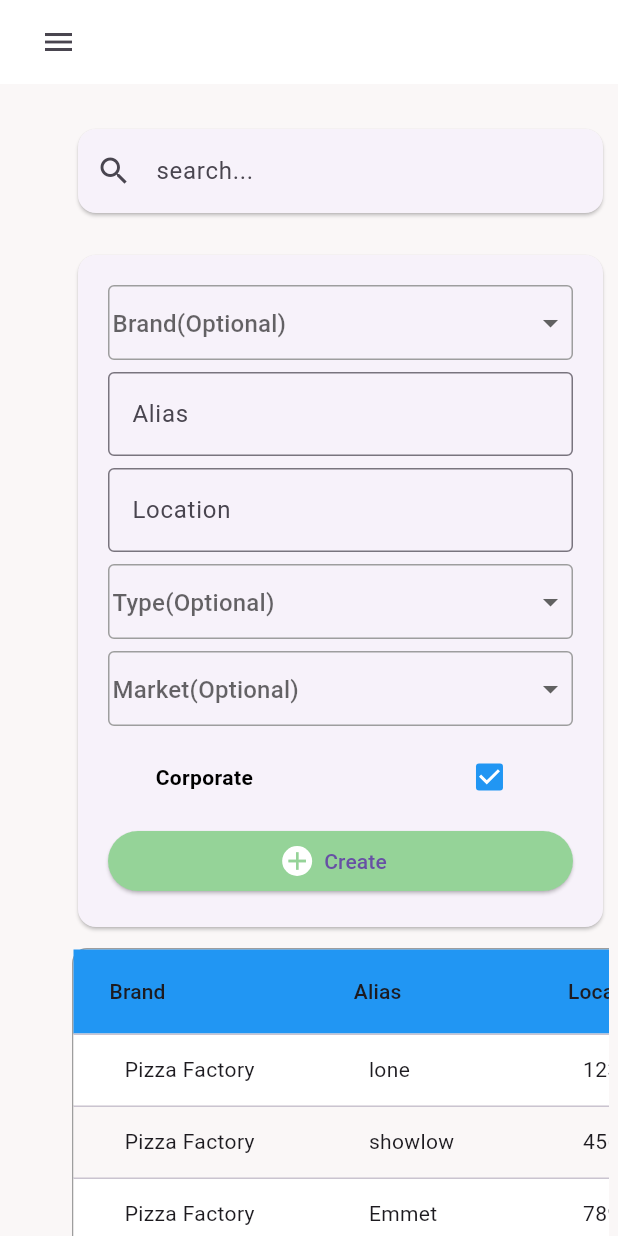
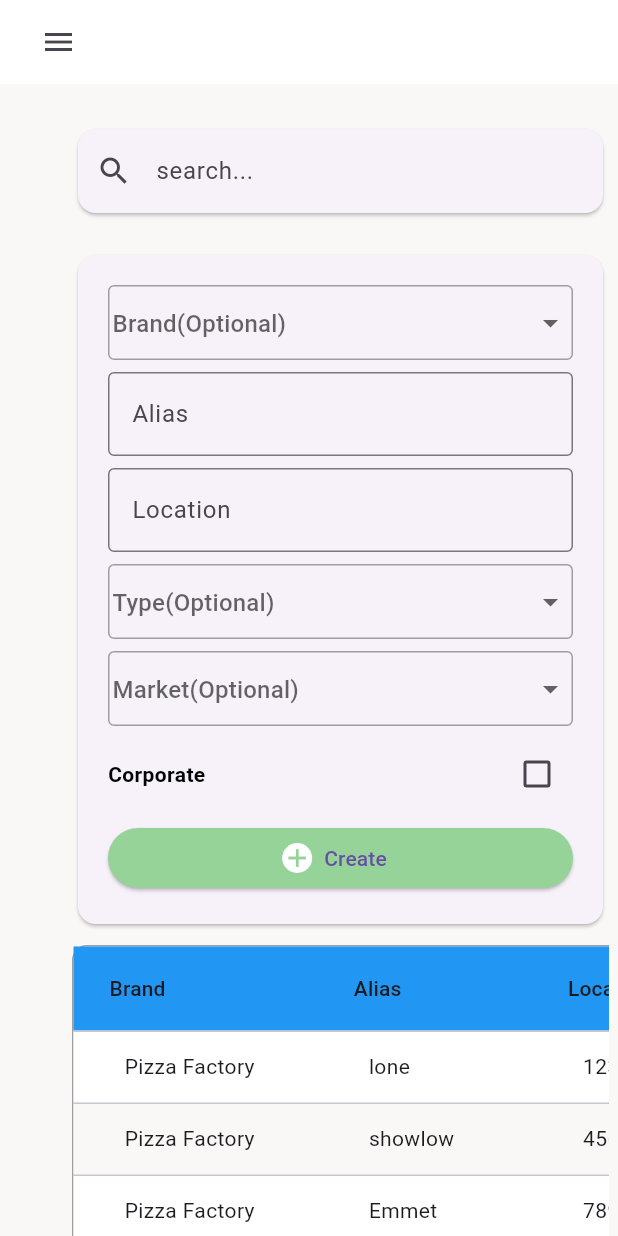
Before and after one commit to hayattofik-01/Company_dashboard, a Flutter app: the screen it shows after launch, on a phone screen of 412 x 824 dp. Run offline on Flutter 3.47's test engine with Material 3 defaults, Android fonts, the phone set to English and light mode, and no system bars; our stand-ins replace bloc, equatable, flutter_bloc, get_it.

Commit message:
Update filter_card.dart

```diff
--- a/audit_web/lib/features/locations_page/presentation/widgets/filter_card.dart
+++ b/audit_web/lib/features/locations_page/presentation/widgets/filter_card.dart
@@ -7,7 +7,6 @@ class FilterCard extends StatefulWidget {
   const FilterCard({Key? key}) : super(key: key);
 
   @override
-  // ignore: library_private_types_in_public_api
   _FilterCardState createState() => _FilterCardState();
 }
 
@@ -16,33 +15,40 @@ class _FilterCardState extends State<FilterCard> {
 
   @override
   Widget build(BuildContext context) {
+    double deviceWidth = MediaQuery.of(context).size.width;
+    double deviceHeight = MediaQuery.of(context).size.height;
+    double textSize = MediaQuery.of(context).textScaleFactor;
     return Responsive(
       mobile: _buildColumnLayout(), // Use the column layout for mobile screens
-      tablet: _buildRowLayout(), // Use the row layout for tablet screens
-      desktop: _buildRowLayout(), // Use the row layout for desktop screens
+      tablet: _buildRowLayout(deviceWidth,deviceHeight, textSize), // Use the row layout for tablet screens
+      desktop: _buildRowLayout(deviceWidth,deviceHeight, textSize), // Use the row layout for desktop screens
     );
   }
 
   // Builds the row layout for tablet and desktop screens
-  Widget _buildRowLayout() {
+  Widget _buildRowLayout(double width,double height,double ?text) {
     return Card(
       child: Padding(
         padding: const EdgeInsets.all(20.0),
         child: Row(
-          mainAxisAlignment: MainAxisAlignment.spaceBetween,
+          mainAxisAlignment: MainAxisAlignment.start,
           children: [
             // First input field: DropdownFormField for Brand
-            const Expanded(
+            Expanded(
               flex: 1,
+              child: Padding(
+                padding:  EdgeInsets.only(right: width * 0.003),
                 child: DropdownFormField(
                   hintText: 'Brand(Optional)',
                   items: ['Option 1', 'Option 2', 'Option 3'],
                 ),
               ),
-            const SizedBox(width: 8.0),
+            ),
             // Second input field: TextFormField for Alias
             Expanded(
               flex: 1,
+              child: Padding(
+                padding: EdgeInsets.symmetric(horizontal: width *  0.003),
                 child: TextFormField(
                   decoration: const InputDecoration(
                     hintText: 'Alias',
@@ -50,10 +56,12 @@ class _FilterCardState extends State<FilterCard> {
                   ),
                 ),
               ),
-            const SizedBox(width: 8.0),
+            ),
             // Third input field: TextFormField for Location
             Expanded(
               flex: 2,
+              child: Padding(
+                padding:  EdgeInsets.symmetric(horizontal: width *  0.003),
                 child: TextFormField(
                   decoration: const InputDecoration(
                     hintText: 'Location',
@@ -61,25 +69,29 @@ class _FilterCardState extends State<FilterCard> {
                   ),
                 ),
               ),
-            const SizedBox(width: 8.0),
+            ),
             // Fourth input field: DropdownFormField for Type
-            const Expanded(
+            Expanded(
               flex: 1,
+              child: Padding(
+                padding: EdgeInsets.symmetric(horizontal: width *  0.003),
                 child: DropdownFormField(
                   hintText: 'Type(Optional)',
                   items: ['Option 1', 'Option 2', 'Option 3'],
                 ),
               ),
-            const SizedBox(width: 8.0),
+            ),
             // Fifth input field: DropdownFormField for Market
-            const Expanded(
+            Expanded(
               flex: 1,
+              child: Padding(
+                padding:  EdgeInsets.symmetric(horizontal: width *  0.003),
                 child: DropdownFormField(
                   hintText: 'Market(Optional)',
-                items:  ['Option 1', 'Option 2', 'Option 3'],
+                  items: ['Option 1', 'Option 2', 'Option 3'],
                 ),
               ),
-            const SizedBox(width: 10),
+            ),
             // Checkbox for the "Corporate" option
             Row(
               mainAxisAlignment: MainAxisAlignment.spaceAround,
@@ -91,7 +103,7 @@ class _FilterCardState extends State<FilterCard> {
                     color: Colors.black,
                   ),
                 ),
-                const SizedBox(width: 7),
+                 SizedBox(width:width * 0.009),
                 Checkbox(
                   value: true,
                   activeColor: primaryColor,
@@ -101,11 +113,9 @@ class _FilterCardState extends State<FilterCard> {
                 ),
               ],
             ),
-            const SizedBox(width: 8.0),
             // Button for creating an item
             SizedBox(
-              width: 100,
-              height: 50,
+
               child: ElevatedButton.icon(
                 onPressed: () {
                   // Handle create button press
@@ -113,13 +123,13 @@ class _FilterCardState extends State<FilterCard> {
                 style: ElevatedButton.styleFrom(
                   backgroundColor: const Color.fromARGB(255, 149, 211, 152),
                 ),
-                icon: const CircleAvatar(
-                  radius: 10,
+                icon: CircleAvatar(
+                  radius:width *  0.005,
                   backgroundColor: secondaryColor,
                   child: Icon(
                     Icons.add,
                     color: Color.fromARGB(255, 149, 211, 152),
-                    size: 20,
+                    size: height * 0.02,
                   ),
                 ),
                 label: const Text('Create'),
@@ -140,9 +150,9 @@ class _FilterCardState extends State<FilterCard> {
           crossAxisAlignment: CrossAxisAlignment.stretch,
           children: [
             // First input field: DropdownFormField for Brand
-            const DropdownFormField(
+            DropdownFormField(
               hintText: 'Brand(Optional)',
-              items:  ['Option 1', 'Option 2', 'Option 3'],
+              items: ['Option 1', 'Option 2', 'Option 3'],
             ),
             const SizedBox(height: 8.0),
             // Second input field: TextFormField for Alias
@@ -161,21 +171,21 @@ class _FilterCardState extends State<FilterCard> {
               ),
             ),
             const SizedBox(height: 8.0),
-            //Fourth input field: DropdownFormField for Type
-            const DropdownFormField(
+            // Fourth input field: DropdownFormField for Type
+            DropdownFormField(
               hintText: 'Type(Optional)',
-              items:  ['Option 1', 'Option 2', 'Option 3'],
+              items: ['Option 1', 'Option 2', 'Option 3'],
             ),
             const SizedBox(height: 8.0),
             // Fifth input field: DropdownFormField for Market
-            const DropdownFormField(
+            DropdownFormField(
               hintText: 'Market(Optional)',
-              items:  ['Option 1', 'Option 2', 'Option 3'],
+              items: ['Option 1', 'Option 2', 'Option 3'],
             ),
-            const SizedBox(height: 10),
+            const SizedBox(height: 8.0),
             // Checkbox for the "Corporate" option
             Row(
-              mainAxisAlignment: MainAxisAlignment.spaceAround,
+              mainAxisAlignment: MainAxisAlignment.spaceBetween,
               children: [
                 const Text(
                   'Corporate',
@@ -184,12 +194,13 @@ class _FilterCardState extends State<FilterCard> {
                     color: Colors.black,
                   ),
                 ),
-                const SizedBox(width: 7),
                 Checkbox(
-                  value: true,
+                  value: isChecked,
                   activeColor: primaryColor,
                   onChanged: (bool? value) {
-                    // Handle checkbox state change
+                    setState(() {
+                      isChecked = value ?? false;
+                    });
                   },
                 ),
               ],
```
Lines whose indentation alone changed are shown as unchanged.
